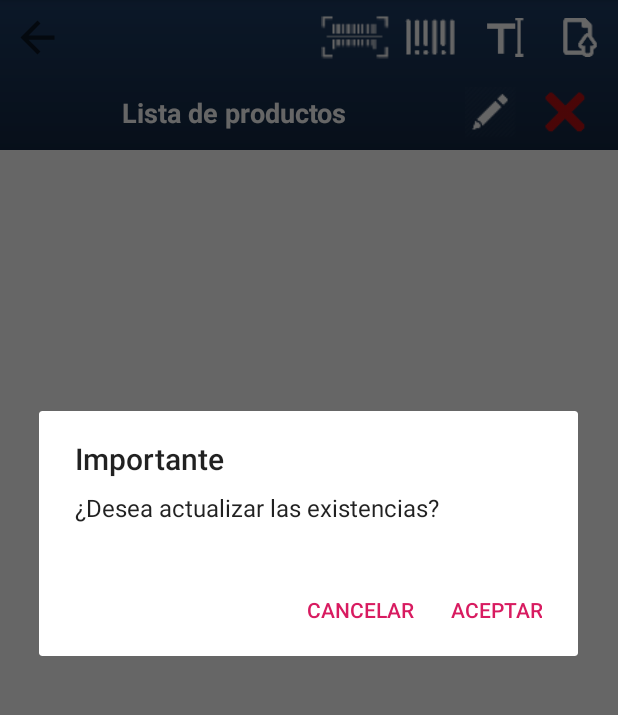
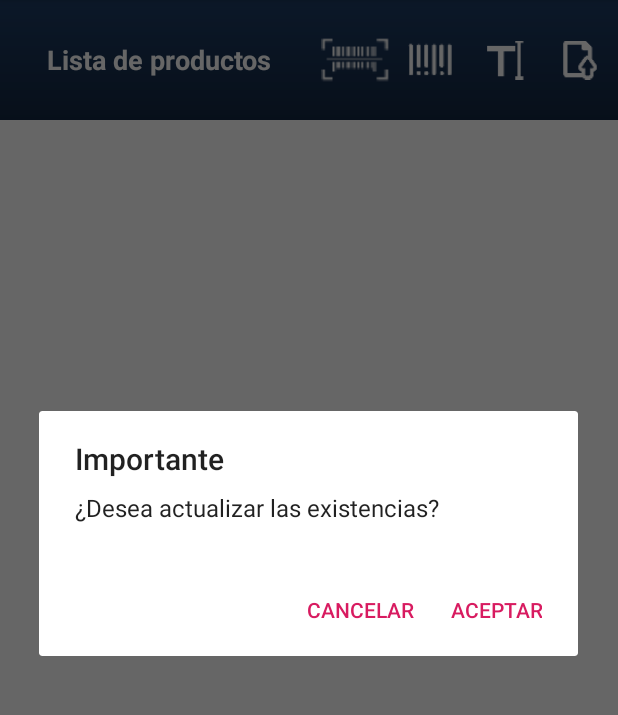
Before and after one commit to Cardiell/InventarioGranoDeOro, an Android app: the UsuarioActivity screen opened directly, with no data from a screen before it, after a tap on "Representa el boton de actualizar la bac", on a phone screen of 412 x 824 dp, the part 84-799 px from its top. Run offline under Robolectric (Android 15) with nearby library versions, the phone set to English and light mode, and no system bars.

Commit message:
Correciones de interfas

```diff
--- a/app/src/main/AndroidManifest.xml
+++ b/app/src/main/AndroidManifest.xml
@@ -17,11 +17,11 @@
         android:fullBackupContent="@xml/backup_descriptor">
         <activity android:name=".activitys.ModificarActivity"
             android:theme="@style/Theme.AppCompat.DayNight.Dialog"></activity>
-        <activity android:name=".activitys.ConsultaScannerActivity" />
+        <activity android:name=".activitys.ConsultaScannerActivity"
+            android:theme="@style/Theme.AppCompat.DayNight.Dialog"></activity>
         <activity android:name=".activitys.ConsultaCodigoActivity"
             android:theme="@style/Theme.AppCompat.DayNight.Dialog"></activity>
-        <activity android:name=".activitys.AdministradorActivity"
-            android:theme="@style/Theme.AppCompat.DayNight.Dialog"></activity>
+        <activity android:name=".activitys.AdministradorActivity"></activity>
         <activity android:name=".activitys.ConsultaNombreActivity"
             android:theme="@style/Theme.AppCompat.DayNight.Dialog"></activity>
         <activity android:name=".activitys.UsuarioActivity" />
--- a/app/src/main/java/com/example/inventariogranodeoro/dao/Conexion.java
+++ b/app/src/main/java/com/example/inventariogranodeoro/dao/Conexion.java
@@ -17,7 +17,7 @@ import java.sql.Statement;
  *                                                    *
  ******************************************************/
 public class Conexion{
-    private String IP = "192.168.0.6";
+    private String IP = "192.168.1.69";
     private String DB = "GDO";
     private String DBUser = "sa";
     private String DBPWD = "Ernesto5281";
--- a/app/src/main/res/drawable/custom_edittext.xml
+++ b/app/src/main/res/drawable/custom_edittext.xml
@@ -2,7 +2,7 @@
 <layer-list xmlns:android="http://schemas.android.com/apk/res/android">
     <item>
         <shape android:shape="rectangle">
-            <solid android:color="#51bcca"/>
+            <solid android:color="#90000000"/>
             <corners android:radius="5dp"/>
         </shape>
     </item>
--- a/app/src/main/res/layout/activity_main.xml
+++ b/app/src/main/res/layout/activity_main.xml
@@ -18,11 +18,13 @@
         android:layout_alignParentEnd="true"
         android:layout_alignParentRight="true"
         android:layout_alignParentBottom="true"
-        android:layout_margin="10dp"
         android:layout_marginStart="10dp"
+        android:layout_marginLeft="10dp"
+        android:layout_marginTop="10dp"
         android:layout_marginEnd="10dp"
+        android:layout_marginRight="10dp"
+        android:layout_marginBottom="10dp"
         android:background="@android:color/transparent"
-        android:gravity="center"
         android:orientation="vertical">
 
         <ImageView
@@ -37,7 +39,7 @@
             android:id="@+id/lblAdmin"
             android:layout_width="match_parent"
             android:layout_height="wrap_content"
-            android:layout_marginTop="50dp"
+            android:layout_marginTop="10dp"
             android:layout_marginBottom="10dp"
             android:gravity="center"
             android:text="@string/admin"
--- a/app/src/main/res/layout/activity_usuario.xml
+++ b/app/src/main/res/layout/activity_usuario.xml
@@ -26,30 +26,24 @@
         android:orientation="vertical">
 
         <LinearLayout
-            android:layout_width="match_parent"
-            android:layout_height="100dp"
-            android:background="@drawable/custom_barramenu"
-            android:orientation="vertical">
-
-            <LinearLayout
             android:id="@+id/LinearLayoutHorisontal_2"
             android:layout_width="match_parent"
-                android:layout_height="50dp"
+            android:layout_height="80dp"
+            android:background="@drawable/custom_barramenu"
             android:gravity="right"
             android:orientation="horizontal">
 
-                <ImageView
-                    android:id="@+id/back"
-                    android:layout_width="50dp"
+            <TextView
+                android:id="@+id/textView3"
+                android:layout_width="0dp"
                 android:layout_height="match_parent"
-                    android:layout_gravity="left"
-                    android:padding="8dp"
-                    app:srcCompat="?attr/homeAsUpIndicator" />
-
-                <Space
-                    android:layout_width="0dp"
-                    android:layout_height="wrap_content"
-                    android:layout_weight="1" />
+                android:layout_gravity="top|left"
+                android:layout_weight="1"
+                android:gravity="center"
+                android:text="@string/IndicadorLista"
+                android:textColor="@color/textUser"
+                android:textSize="18sp"
+                android:textStyle="bold" />
 
             <ImageButton
                 android:id="@+id/imgBtnScanner"
@@ -69,7 +63,7 @@
                 android:background="@android:color/transparent"
                 android:contentDescription="@string/descCodigo"
                 android:onClick="onClickCodigo"
-                    android:padding="8dp"
+                android:padding="10dp"
                 android:scaleType="fitCenter"
                 app:srcCompat="@drawable/codigobarras" />
 
@@ -96,46 +90,6 @@
                 app:srcCompat="@drawable/actualizar" />
         </LinearLayout>
 
-            <LinearLayout
-                android:layout_width="match_parent"
-                android:layout_height="50dp"
-                android:gravity="right"
-                android:orientation="horizontal"
-                android:paddingLeft="10dp"
-                android:paddingRight="10dp">
-
-                <TextView
-                    android:id="@+id/textView3"
-                    android:layout_width="0dp"
-                    android:layout_height="match_parent"
-                    android:layout_gravity="top|left"
-                    android:layout_weight="1"
-                    android:gravity="center"
-                    android:text="@string/IndicadorLista"
-                    android:textColor="@color/textUser"
-                    android:textSize="18sp"
-                    android:textStyle="bold" />
-
-                <ImageButton
-                    android:id="@+id/updateProduct"
-                    android:layout_width="50dp"
-                    android:layout_height="match_parent"
-                    android:background="@android:color/transparent"
-                    android:padding="8dp"
-                    android:scaleType="fitStart"
-                    app:srcCompat="@drawable/pencil" />
-
-                <ImageButton
-                    android:id="@+id/deleteProduct"
-                    android:layout_width="50dp"
-                    android:layout_height="match_parent"
-                    android:background="@android:color/transparent"
-                    android:padding="10dp"
-                    android:scaleType="fitStart"
-                    app:srcCompat="@drawable/x" />
-            </LinearLayout>
-        </LinearLayout>
-
         <android.support.v7.widget.RecyclerView
             android:id="@+id/rvLista"
             android:layout_width="match_parent"
```
Lines whose indentation alone changed are shown as unchanged.
